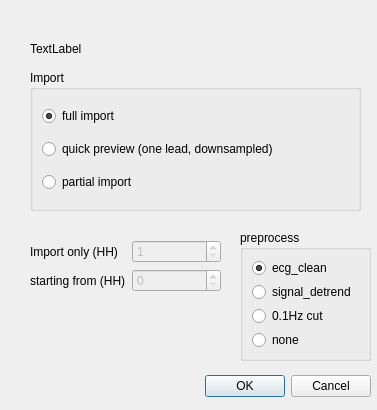
Above: opendialog.ui from tomgrad/carpets before the change. Below: the same form after it.
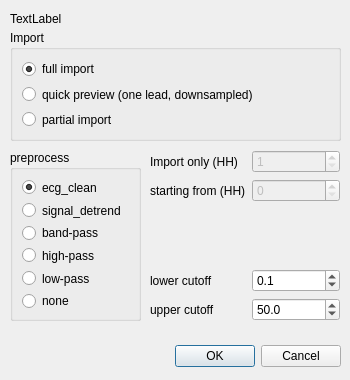
That is the form after the change.

Commit message: Enhance filtering options

Patch:
```diff
--- a/opendialog.ui
+++ b/opendialog.ui
@@ -6,8 +6,8 @@
    <rect>
     <x>0</x>
     <y>0</y>
-    <width>377</width>
-    <height>410</height>
+    <width>350</width>
+    <height>380</height>
    </rect>
   </property>
   <property name="windowTitle">
@@ -16,8 +16,8 @@
   <widget class="QDialogButtonBox" name="buttonBox">
    <property name="geometry">
     <rect>
-     <x>200</x>
-     <y>370</y>
+     <x>170</x>
+     <y>340</y>
      <width>171</width>
      <height>32</height>
     </rect>
@@ -32,8 +32,8 @@
   <widget class="QLabel" name="durationLabel">
    <property name="geometry">
     <rect>
-     <x>30</x>
-     <y>40</y>
+     <x>10</x>
+     <y>10</y>
      <width>301</width>
      <height>17</height>
     </rect>
@@ -45,10 +45,10 @@
   <widget class="QGroupBox" name="groupBox">
    <property name="geometry">
     <rect>
-     <x>30</x>
-     <y>70</y>
+     <x>10</x>
+     <y>30</y>
      <width>331</width>
-     <height>141</height>
+     <height>111</height>
     </rect>
    </property>
    <property name="title">
@@ -84,23 +84,13 @@
   <widget class="QWidget" name="formLayoutWidget_2">
    <property name="geometry">
     <rect>
-     <x>30</x>
-     <y>240</y>
-     <width>191</width>
-     <height>80</height>
+     <x>150</x>
+     <y>150</y>
+     <width>190</width>
+     <height>171</height>
     </rect>
    </property>
    <layout class="QFormLayout" name="formLayout_3">
-    <item row="0" column="0">
-     <widget class="QLabel" name="label">
-      <property name="enabled">
-       <bool>true</bool>
-      </property>
-      <property name="text">
-       <string>Import only (HH)</string>
-      </property>
-     </widget>
-    </item>
     <item row="0" column="1">
      <widget class="QSpinBox" name="durationSpinBox">
       <property name="enabled">
@@ -125,15 +115,81 @@
       </property>
      </widget>
     </item>
+    <item row="2" column="1">
+     <spacer name="verticalSpacer">
+      <property name="orientation">
+       <enum>Qt::Orientation::Vertical</enum>
+      </property>
+      <property name="sizeHint" stdset="0">
+       <size>
+        <width>20</width>
+        <height>40</height>
+       </size>
+      </property>
+     </spacer>
+    </item>
+    <item row="3" column="0">
+     <widget class="QLabel" name="label_2">
+      <property name="text">
+       <string>lower cutoff</string>
+      </property>
+     </widget>
+    </item>
+    <item row="3" column="1">
+     <widget class="QDoubleSpinBox" name="lowcutSpinBox">
+      <property name="decimals">
+       <number>1</number>
+      </property>
+      <property name="singleStep">
+       <double>0.100000000000000</double>
+      </property>
+      <property name="value">
+       <double>0.100000000000000</double>
+      </property>
+     </widget>
+    </item>
+    <item row="4" column="0">
+     <widget class="QLabel" name="label_4">
+      <property name="text">
+       <string>upper cutoff</string>
+      </property>
+     </widget>
+    </item>
+    <item row="4" column="1">
+     <widget class="QDoubleSpinBox" name="highcutSpinBox">
+      <property name="decimals">
+       <number>1</number>
+      </property>
+      <property name="maximum">
+       <double>250.000000000000000</double>
+      </property>
+      <property name="singleStep">
+       <double>10.000000000000000</double>
+      </property>
+      <property name="value">
+       <double>50.000000000000000</double>
+      </property>
+     </widget>
+    </item>
+    <item row="0" column="0">
+     <widget class="QLabel" name="label">
+      <property name="enabled">
+       <bool>true</bool>
+      </property>
+      <property name="text">
+       <string>Import only (HH)</string>
+      </property>
+     </widget>
+    </item>
    </layout>
   </widget>
   <widget class="QGroupBox" name="groupBox_2">
    <property name="geometry">
     <rect>
-     <x>240</x>
-     <y>230</y>
+     <x>10</x>
+     <y>150</y>
      <width>131</width>
-     <height>131</height>
+     <height>171</height>
     </rect>
    </property>
    <property name="title">
@@ -160,7 +216,21 @@
     <item>
      <widget class="QRadioButton" name="filterRadioButton">
       <property name="text">
-       <string>0.1Hz cut</string>
+       <string>band-pass</string>
+      </property>
+     </widget>
+    </item>
+    <item>
+     <widget class="QRadioButton" name="hpfRadioButton">
+      <property name="text">
+       <string>high-pass</string>
+      </property>
+     </widget>
+    </item>
+    <item>
+     <widget class="QRadioButton" name="lpfRadioButton">
+      <property name="text">
+       <string>low-pass</string>
       </property>
      </widget>
     </item>
```
The commit also changes 2 other files.
